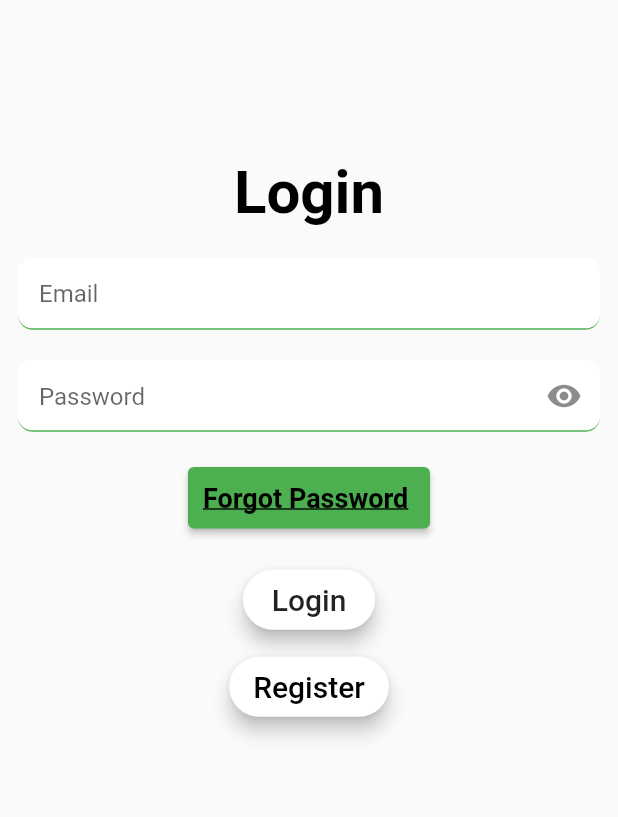
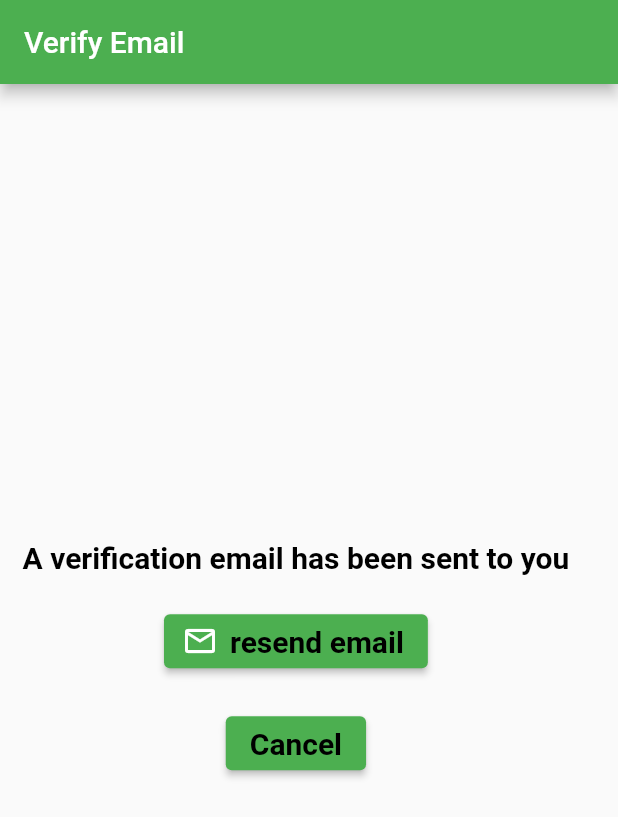
Before and after one commit to nderitualphie/project1, a Flutter app: the screen it shows after launch, on a phone screen of 412 x 824 dp. Shown: the top 817 px of the screen. Run offline on Flutter 3.47's test engine with Material 2 defaults, Android fonts, the phone set to English and light mode, and no system bars; our stand-ins replace badges, cloud_firestore, firebase_auth, firebase_core, firebase_storage, image_picker; missing offline and left inert: light_carousel, mpesa; accounts and stored records are empty; statements that could not run were skipped.

Commit message:
emailauth

```diff
--- a/lib/main.dart
+++ b/lib/main.dart
@@ -1,17 +1,20 @@
+import 'package:app2/provider/product_provider.dart';
+import 'package:app2/views/userview/login.dart';
+import 'package:app2/views/userview/verifyemail.dart';
 
-import 'package:app2/views/commerce/provider/product_provider.dart';
 import 'package:firebase_auth/firebase_auth.dart';
 import 'package:firebase_core/firebase_core.dart';
 import 'package:flutter/material.dart';
 import 'package:provider/provider.dart';
-
-import 'login.dart';
-
+import 'firebase_options.dart';
 import 'views/commerce/homepage.dart';
 
 Future<void> main() async {
-  WidgetsFlutterBinding.ensureInitialized();
-  await Firebase.initializeApp();
+  WidgetsFlutterBinding.ensureInitialized(
+);
+  await Firebase.initializeApp(
+options: DefaultFirebaseOptions.currentPlatform,
+);
   runApp(MyApp());
 }
 
@@ -34,16 +37,17 @@ class _MyAppState extends State<MyApp> {
           theme: ThemeData(
             primaryColor: Colors.green,
           ),
-           home: StreamBuilder(
-            stream: FirebaseAuth.instance.authStateChanges(),
-            builder: (context, snapshot) {
-              if (snapshot.hasData) {
-                return DefaultPage();
-              } else {
-                return LoginPage();
-              }
-            },
-          ),
+          home:Verifyemailpage()
+          // home: StreamBuilder(
+          //   stream: FirebaseAuth.instance.authStateChanges(),
+          //   builder: (context, snapshot) {
+          //     if (snapshot.hasData) {
+          //       return DefaultPage();
+          //     } else {
+          //       return LoginPage();
+          //     }
+          //   },
+          // ),
         ));
   }
 }
--- a/lib/views/commerce/cart_page.dart
+++ b/lib/views/commerce/cart_page.dart
@@ -3,9 +3,10 @@ import 'package:app2/views/commerce/notifications.dart';
 import 'package:provider/provider.dart';
 
 import '../../model/cartmodel.dart';
+import '../../provider/product_provider.dart';
 import 'cartsingle_product.dart';
 import 'homepage.dart';
-import 'provider/product_provider.dart';
+
 
 import 'package:flutter/material.dart';
 
--- a/lib/views/commerce/cartsingle_product.dart
+++ b/lib/views/commerce/cartsingle_product.dart
@@ -1,7 +1,9 @@
 import 'package:app2/views/commerce/homepage.dart';
-import 'package:app2/views/commerce/provider/product_provider.dart';
+
 import 'package:flutter/material.dart';
 import 'package:provider/provider.dart';
+
+import '../../provider/product_provider.dart';
 
 class CartSingleProduct extends StatefulWidget {
   final String? name;
--- a/lib/views/commerce/checkout_page.dart
+++ b/lib/views/commerce/checkout_page.dart
@@ -1,7 +1,7 @@
 import 'package:app2/views/commerce/homepage.dart';
 import 'package:app2/views/commerce/notifications.dart';
 
-import 'package:app2/views/commerce/provider/product_provider.dart';
+
 import 'package:cloud_firestore/cloud_firestore.dart';
 import 'package:firebase_auth/firebase_auth.dart';
 
@@ -10,6 +10,7 @@ import 'package:mpesa/mpesa.dart';
 
 import 'package:provider/provider.dart';
 import '../../model/cartmodel.dart';
+import '../../provider/product_provider.dart';
 import 'checkoutsingleproduct.dart';
 
 class CheckoutPage extends StatefulWidget {
--- a/lib/views/commerce/checkoutsingleproduct.dart
+++ b/lib/views/commerce/checkoutsingleproduct.dart
@@ -1,6 +1,8 @@
-import 'package:app2/views/commerce/provider/product_provider.dart';
+
 import 'package:flutter/material.dart';
 import 'package:provider/provider.dart';
+
+import '../../provider/product_provider.dart';
 
 class CheckOutSingleProduct extends StatefulWidget {
   final String name;
--- a/lib/views/commerce/contact_us.dart
+++ b/lib/views/commerce/contact_us.dart
@@ -1,13 +1,14 @@
 import 'dart:core';
 
 import 'package:app2/views/commerce/homepage.dart';
-import 'package:app2/views/commerce/provider/product_provider.dart';
+
 import 'package:cloud_firestore/cloud_firestore.dart';
 import 'package:firebase_auth/firebase_auth.dart';
 import 'package:flutter/material.dart';
 import 'package:provider/provider.dart';
 
 import '../../model/usermodel.dart';
+import '../../provider/product_provider.dart';
 
 class ContactUs extends StatefulWidget {
   @override
--- a/lib/views/commerce/detail_page.dart
+++ b/lib/views/commerce/detail_page.dart
@@ -1,8 +1,9 @@
 import 'package:app2/views/commerce/cart_page.dart';
 import 'package:app2/views/commerce/notifications.dart';
 
+import '../../provider/product_provider.dart';
 import 'homepage.dart';
-import 'provider/product_provider.dart';
+
 import 'package:provider/provider.dart';
 
 import 'package:flutter/material.dart';
--- a/lib/views/commerce/homepage.dart
+++ b/lib/views/commerce/homepage.dart
@@ -4,13 +4,14 @@ import 'package:app2/views/commerce/cart_page.dart';
 import 'package:app2/views/commerce/contact_us.dart';
 import 'package:app2/views/commerce/notifications.dart';
 import 'package:app2/views/commerce/profile_page.dart';
-import 'package:app2/views/commerce/provider/product_provider.dart';
+
 import 'package:app2/views/commerce/singleproducts.dart';
 import 'package:firebase_auth/firebase_auth.dart';
 import 'package:flutter/material.dart';
 import 'package:light_carousel/main/light_carousel.dart';
 import 'package:provider/provider.dart';
 import '../../model/product.dart';
+import '../../provider/product_provider.dart';
 import 'detail_page.dart';
 import 'list_products.dart';
 
--- a/lib/views/commerce/notifications.dart
+++ b/lib/views/commerce/notifications.dart
@@ -2,8 +2,10 @@
 
 import 'package:badges/badges.dart';
 import 'package:flutter/material.dart';
-import 'provider/product_provider.dart';
+
 import 'package:provider/provider.dart';
+
+import '../../provider/product_provider.dart';
 
 class NotificationButton extends StatelessWidget {
    NotificationButton({Key? key}) : super(key: key);
--- a/lib/views/commerce/search.dart
+++ b/lib/views/commerce/search.dart
@@ -1,9 +1,10 @@
 import 'package:app2/views/commerce/detail_page.dart';
-import 'package:app2/views/commerce/provider/product_provider.dart';
+
 import 'package:app2/views/commerce/singleproducts.dart';
 import 'package:flutter/material.dart';
 import 'package:provider/provider.dart';
 import '../../model/product.dart';
+import '../../provider/product_provider.dart';
 
 class Search extends SearchDelegate<void> {
   @override
--- a/lib/login.dart
+++ b/lib/views/userview/login.dart
@@ -134,29 +134,6 @@ class _LoginPageState extends State<LoginPage> {
                         SizedBox(
                           height: 20,
                         ),
-                        ElevatedButton(
-                          style: ElevatedButton.styleFrom(
-                              primary: Colors.green,
-                              padding: EdgeInsets.all(10),
-                              textStyle: TextStyle(
-                                  fontSize: 20, fontWeight: FontWeight.bold)),
-                          onPressed: () {
-                            Navigator.of(context).pushReplacement(
-                                MaterialPageRoute(
-                                    builder: (context) => Forgotpass()));
-                          },
-                          child: Text(
-                            "Forgot Password ",
-                            style: TextStyle(
-                              color: Colors.black,
-                              fontSize: 18,
-                              decoration: TextDecoration.underline,
-                            ),
-                          ),
-                        ),
-                        SizedBox(
-                          height: 20,
-                        ),
                         MaterialButton(
                           shape: RoundedRectangleBorder(
                               borderRadius:
@@ -212,6 +189,18 @@ class _LoginPageState extends State<LoginPage> {
                         SizedBox(
                           height: 20,
                         ),
+                        GestureDetector(
+                          child: Text(
+                            "Forgot password | Reset here",
+                            style: TextStyle(
+                              color: Colors.black,
+                              fontSize: 20,
+                            ),
+                          ),
+                          onTap: () => Navigator.of(context).pushReplacement(
+                              MaterialPageRoute(
+                                  builder: (context) => Forgotpass())),
+                        )
                       ],
                     ),
                   ),
--- /dev/null
+++ b/lib/views/userview/verifyemail.dart
@@ -0,0 +1,112 @@
+import 'dart:async';
+import 'package:app2/views/commerce/homepage.dart';
+
+import 'package:firebase_auth/firebase_auth.dart';
+import 'package:flutter/material.dart';
+
+class Verifyemailpage extends StatefulWidget {
+  const Verifyemailpage({Key? key}) : super(key: key);
+
+  @override
+  State<Verifyemailpage> createState() => _VerifyemailpageState();
+}
+
+class _VerifyemailpageState extends State<Verifyemailpage> {
+  bool isEmailVerified = false;
+  bool canresendemail = false;
+  Timer? timer;
+  @override
+  void initState() {
+    super.initState();
+    isEmailVerified = FirebaseAuth.instance.currentUser!.emailVerified;
+    if (!isEmailVerified) {
+      sendVerificationEmail();
+      timer = Timer.periodic(Duration(seconds: 5), (_) => checkEmailVerified);
+    }
+  }
+
+  @override
+  void dispose() {
+    timer!.cancel();
+    super.dispose();
+  }
+
+  Future checkEmailVerified() async {
+    await FirebaseAuth.instance.currentUser!.reload();
+    setState(() {
+      isEmailVerified = FirebaseAuth.instance.currentUser!.emailVerified;
+    });
+  }
+
+  Future sendVerificationEmail() async {
+    try {
+      final user = FirebaseAuth.instance.currentUser!;
+      await user.sendEmailVerification();
+      setState(() => canresendemail = false);
+      await Future.delayed(Duration(seconds: 5));
+      setState(() => canresendemail = true);
+    } catch (e) {
+      ScaffoldMessenger.of(context).showSnackBar(
+        SnackBar(
+          content: Text(e.toString()),
+        ),
+      );
+    }
+  }
+
+  @override
+  Widget build(BuildContext context) => isEmailVerified
+      ? DefaultPage()
+      : Scaffold(
+          appBar: AppBar(
+            backgroundColor: Colors.green,
+            title: Text("Verify Email"),
+          ),
+          body: Padding(
+            padding: EdgeInsets.all(15),
+            child:
+                Column(mainAxisAlignment: MainAxisAlignment.center, children: [
+              Text(
+                "A verification email has been sent to you",
+                style: TextStyle(
+                    fontSize: 20,
+                    fontWeight: FontWeight.bold,
+                    color: Colors.black),
+              ),
+              SizedBox(
+                height: 20,
+              ),
+              ElevatedButton.icon(
+                  style: ElevatedButton.styleFrom(
+                    primary: Colors.green,
+                  ),
+                  onPressed: () {
+                    sendVerificationEmail();
+                  },
+                  icon: Icon(Icons.email_outlined),
+                  label: Text(
+                    "resend email",
+                    style: TextStyle(
+                        fontSize: 20,
+                        fontWeight: FontWeight.bold,
+                        color: Colors.black),
+                  )),
+              SizedBox(
+                height: 20,
+              ),
+              ElevatedButton(
+                  style: ElevatedButton.styleFrom(
+                    primary: Colors.green,
+                  ),
+                  onPressed: () => FirebaseAuth.instance.signOut(),
+                  child: Text(
+                    "Cancel",
+                    style: TextStyle(
+                        fontSize: 20,
+                        fontWeight: FontWeight.bold,
+                        color: Colors.black),
+                  ))
+            ]),
+          ),
+        );
+}
```
Also changed, not shown: lib/views/userview/forgotpassword.dart (renamed from lib/forgotpassword.dart, +3 -11 lines), lib/views/userview/register.dart (renamed from lib/register.dart, +4 -7 lines), lib/provider/product_provider.dart (renamed from lib/views/commerce/provider/product_provider.dart), 1 other file.
